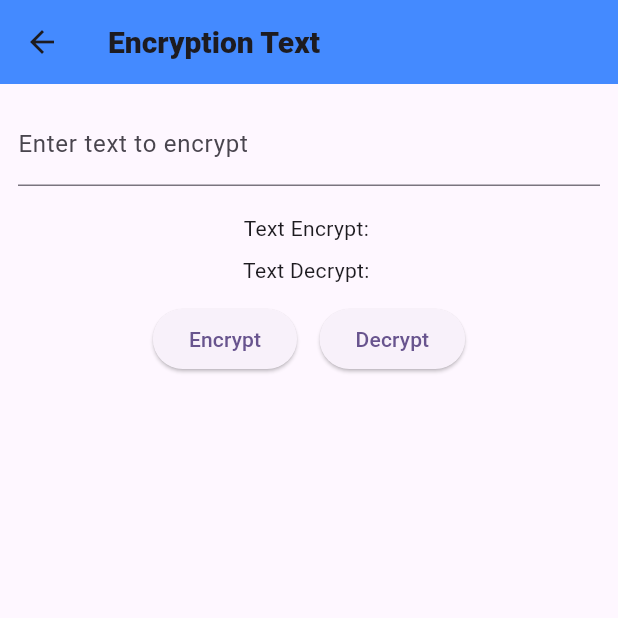
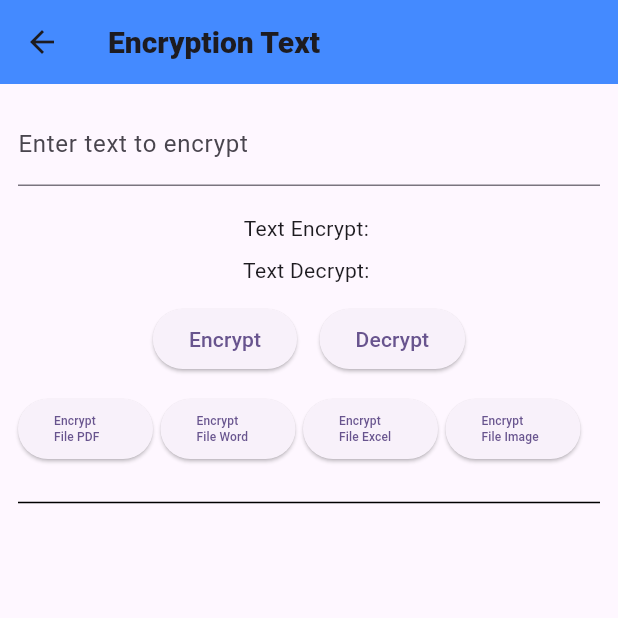
Before and after one commit to Resmincent/layouting, a Flutter app: the EncryptScreen screen opened directly, on a phone screen of 412 x 824 dp, the top half of it. Run offline on Flutter 3.47's test engine with Material 3 defaults, Android fonts, the phone set to English and light mode, and no system bars; our stand-ins replace flutter_rating_bar, shared_preferences, sqflite; missing offline and left inert: encrypt; accounts and stored records are empty; network calls fail.

Commit message:
mencoba enkripsi file

```diff
--- a/lib/screens/encrypt_screen.dart
+++ b/lib/screens/encrypt_screen.dart
@@ -1,3 +1,4 @@
+import 'package:belajar_layouting/widgets/encrypt_file.dart';
 import 'package:flutter/material.dart';
 import 'package:encrypt/encrypt.dart' as encrypt;
 
@@ -12,6 +13,8 @@ class _EncryptScreenState extends State<EncryptScreen> {
   TextEditingController textEditingController = TextEditingController();
   String encryptedText = '';
   String decryptedText = '';
+  String ecryptedFile = "";
+
   late encrypt.Encrypted encrypted;
 
   // Ensure the key is 32 bytes for AES-256 encryption
@@ -77,6 +80,11 @@ class _EncryptScreenState extends State<EncryptScreen> {
                 ),
               ],
             ),
+            const SizedBox(height: 12),
+            const EncryptFile(),
+            const Divider(
+              color: Colors.black,
+            ),
           ],
         ),
       ),
--- /dev/null
+++ b/lib/widgets/encrypt_file.dart
@@ -0,0 +1,102 @@
+import 'package:encrypt/encrypt.dart' as encrypt;
+import 'package:flutter/material.dart';
+import 'package:flutter/services.dart';
+
+class EncryptFile extends StatefulWidget {
+  const EncryptFile({super.key});
+
+  @override
+  State<EncryptFile> createState() => _EncryptFileState();
+}
+
+class _EncryptFileState extends State<EncryptFile> {
+  String ecryptedFile = "";
+  final key = encrypt.Key.fromUtf8('my 32 length key................');
+  final iv = encrypt.IV.fromLength(16);
+  late final encrypt.Encrypter encrypter;
+
+  @override
+  void initState() {
+    super.initState();
+    encrypter = encrypt.Encrypter(encrypt.AES(key));
+  }
+
+  Future<void> _encryptedFile(String assetPath) async {
+    final fileBytes = await rootBundle.load(assetPath);
+    final fileData = fileBytes.buffer.asUint8List();
+
+    final encrypted = encrypter.encryptBytes(fileData, iv: iv);
+
+    setState(() {
+      ecryptedFile = encrypted.base64;
+    });
+  }
+
+  @override
+  Widget build(BuildContext context) {
+    return Column(
+      children: [
+        Row(
+          mainAxisAlignment: MainAxisAlignment.start,
+          children: [
+            SizedBox(
+              width: 90,
+              child: ElevatedButton(
+                onPressed: () {
+                  _encryptedFile('assets/files/Hallo.pdf');
+                },
+                child: const Text(
+                  "Encrypt File PDF",
+                  style: TextStyle(fontSize: 8),
+                ),
+              ),
+            ),
+            const SizedBox(width: 5),
+            SizedBox(
+              width: 90,
+              child: ElevatedButton(
+                onPressed: () {
+                  _encryptedFile('assets/files/Hallo.docx');
+                },
+                child: const Text(
+                  "Encrypt File Word",
+                  style: TextStyle(fontSize: 8),
+                ),
+              ),
+            ),
+            const SizedBox(width: 5),
+            SizedBox(
+              width: 90,
+              child: ElevatedButton(
+                onPressed: () {
+                  _encryptedFile('assets/files/pr.xlsx');
+                },
+                child: const Text(
+                  "Encrypt File Excel",
+                  style: TextStyle(fontSize: 8),
+                ),
+              ),
+            ),
+            const SizedBox(width: 5),
+            SizedBox(
+              width: 90,
+              child: ElevatedButton(
+                onPressed: () {
+                  _encryptedFile('assets/images/tmli.jpeg');
+                },
+                child: const Text(
+                  "Encrypt File Image",
+                  style: TextStyle(fontSize: 8),
+                ),
+              ),
+            ),
+          ],
+        ),
+        Text(
+          ecryptedFile,
+          style: const TextStyle(fontSize: 12),
+        )
+      ],
+    );
+  }
+}
--- a/pubspec.yaml
+++ b/pubspec.yaml
@@ -69,6 +69,11 @@ flutter:
   assets:
     - assets/images/tmli.jpeg
     - assets/data.json
+    - assets/files/pr.xlsx
+    - assets/files/jurnal.pdf
+    - assets/files/Task2.docx
+    - assets/files/Hallo.pdf
+    - assets/files/Hallo.docx
 
   # An image asset can refer to one or more resolution-specific "variants", see
   # https://flutter.dev/assets-and-images/#resolution-aware
```
Also changed, not shown: 5 other files.
